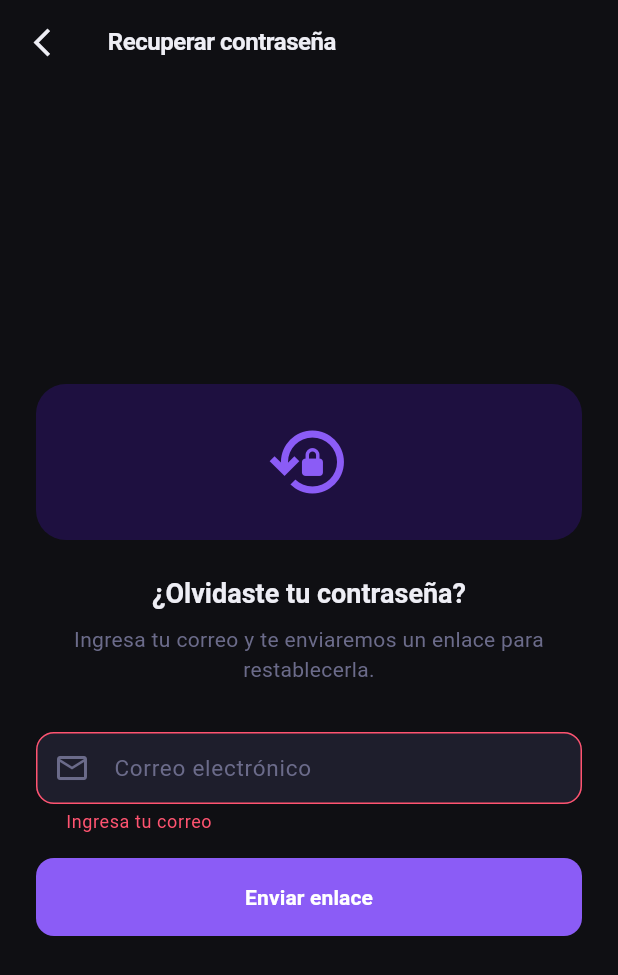
After one commit to savelasquezs/delivery_app, a Flutter app: the ForgotPasswordScreen screen opened by its route, after a tap on "Enviar enlace", on a phone screen of 412 x 824 dp. The commit adds this screen. Shown: the top 975 px of the screen. Run offline on Flutter 3.47's test engine with Material 3 defaults, Android fonts, the phone set to English and light mode, and no system bars; our stand-ins replace dio, firebase_core, firebase_messaging, flutter_dotenv, flutter_local_notifications, flutter_map and 6 more; missing offline and left inert: flutter_foreground_task, signalr_netcore; accounts and stored records are empty; network calls fail.

Commit message:
Add forgot password functionality and update UI components
- Introduced a new API constant for the forgot password endpoint in api_constants.dart.
- Added a route for the forgot password screen in app_router.dart.
- Implemented the forgot password method in auth_repository.dart to handle email submissions.
- Updated the login screen to include a button for navigating to the forgot password screen and adjusted the app logo size for better visibility.

```diff
--- a/lib/core/api/api_constants.dart
+++ b/lib/core/api/api_constants.dart
@@ -15,6 +15,7 @@ abstract class ApiConstants {
   static const String login = '/auth/login';
   static const String refresh = '/auth/refresh';
   static const String logout = '/auth/logout';
+  static const String forgotPassword = '/auth/forgot-password';
 
   // Orders delivery
   static const String deliveryAvailable = '/orders/delivery/available';
--- a/lib/core/router/app_router.dart
+++ b/lib/core/router/app_router.dart
@@ -2,11 +2,13 @@ import 'package:flutter/material.dart';
 import 'package:flutter_riverpod/flutter_riverpod.dart';
 import 'package:go_router/go_router.dart';
 import '../../features/auth/presentation/auth_notifier.dart';
+import '../../features/auth/presentation/forgot_password_screen.dart';
 import '../../features/auth/presentation/login_screen.dart';
 import '../../features/home/home_screen.dart';
 
 const _routeLogin = '/login';
 const _routeHome = '/';
+const routeForgotPassword = '/forgot-password';
 
 final appRouterProvider = Provider<GoRouter>((ref) {
   final authState = ref.watch(authNotifierProvider);
@@ -33,6 +35,10 @@ final appRouterProvider = Provider<GoRouter>((ref) {
         path: _routeLogin,
         builder: (_, __) => const LoginScreen(),
       ),
+      GoRoute(
+        path: routeForgotPassword,
+        builder: (_, __) => const ForgotPasswordScreen(),
+      ),
     ],
     errorBuilder: (_, state) => Scaffold(
       backgroundColor: const Color(0xFF121212),
--- a/lib/core/widgets/app_logo.dart
+++ b/lib/core/widgets/app_logo.dart
@@ -21,7 +21,7 @@ class AppLogo extends StatelessWidget {
           'assets/images/favicon.png',
           width: size,
           height: size,
-          fit: BoxFit.cover,
+          fit: BoxFit.contain,
           errorBuilder: (_, __, ___) => Icon(
             Icons.delivery_dining,
             size: size * 0.6,
--- /dev/null
+++ b/lib/features/auth/presentation/forgot_password_screen.dart
@@ -0,0 +1,234 @@
+import 'package:flutter/material.dart';
+import 'package:flutter_riverpod/flutter_riverpod.dart';
+import 'package:go_router/go_router.dart';
+import '../../../core/theme/app_colors.dart';
+import '../../../core/theme/app_theme.dart';
+import '../data/auth_repository.dart';
+import '../../../core/api/api_exception.dart';
+
+class ForgotPasswordScreen extends ConsumerStatefulWidget {
+  const ForgotPasswordScreen({super.key});
+
+  @override
+  ConsumerState<ForgotPasswordScreen> createState() =>
+      _ForgotPasswordScreenState();
+}
+
+class _ForgotPasswordScreenState extends ConsumerState<ForgotPasswordScreen> {
+  final _formKey = GlobalKey<FormState>();
+  final _emailController = TextEditingController();
+  bool _isLoading = false;
+  bool _sent = false;
+  String? _error;
+
+  @override
+  void dispose() {
+    _emailController.dispose();
+    super.dispose();
+  }
+
+  Future<void> _submit() async {
+    if (!_formKey.currentState!.validate()) return;
+    setState(() {
+      _isLoading = true;
+      _error = null;
+    });
+    try {
+      await ref
+          .read(authRepositoryProvider)
+          .forgotPassword(_emailController.text.trim());
+      if (mounted) setState(() => _sent = true);
+    } on ApiException catch (e) {
+      if (mounted) setState(() => _error = e.message);
+    } catch (e) {
+      if (mounted) setState(() => _error = e.toString());
+    } finally {
+      if (mounted) setState(() => _isLoading = false);
+    }
+  }
+
+  @override
+  Widget build(BuildContext context) {
+    return Scaffold(
+      backgroundColor: AppColors.background,
+      appBar: AppBar(
+        backgroundColor: AppColors.background,
+        elevation: 0,
+        leading: IconButton(
+          icon: const Icon(Icons.arrow_back_ios_new, color: AppColors.onBackground),
+          onPressed: () => context.pop(),
+        ),
+        title: const Text(
+          'Recuperar contraseña',
+          style: TextStyle(color: AppColors.onBackground, fontSize: 16),
+        ),
+      ),
+      body: SafeArea(
+        child: Center(
+          child: SingleChildScrollView(
+            padding: const EdgeInsets.all(AppTheme.spacingLg),
+            child: ConstrainedBox(
+              constraints: const BoxConstraints(maxWidth: 400),
+              child: _sent ? _buildSuccess() : _buildForm(),
+            ),
+          ),
+        ),
+      ),
+    );
+  }
+
+  Widget _buildForm() {
+    return Column(
+      crossAxisAlignment: CrossAxisAlignment.stretch,
+      children: [
+        Container(
+          padding: const EdgeInsets.all(AppTheme.spacingLg),
+          decoration: BoxDecoration(
+            color: AppColors.primaryContainer,
+            borderRadius: BorderRadius.circular(AppTheme.radiusLg),
+          ),
+          child: const Icon(
+            Icons.lock_reset_outlined,
+            size: 56,
+            color: AppColors.primary,
+          ),
+        ),
+        const SizedBox(height: AppTheme.spacingLg),
+        Text(
+          '¿Olvidaste tu contraseña?',
+          textAlign: TextAlign.center,
+          style: Theme.of(context).textTheme.headlineSmall?.copyWith(
+                color: AppColors.onBackground,
+                fontWeight: FontWeight.bold,
+              ),
+        ),
+        const SizedBox(height: AppTheme.spacingSm),
+        Text(
+          'Ingresa tu correo y te enviaremos un enlace para restablecerla.',
+          textAlign: TextAlign.center,
+          style: Theme.of(context).textTheme.bodyMedium?.copyWith(
+                color: AppColors.hint,
+              ),
+        ),
+        const SizedBox(height: AppTheme.spacingXl),
+        Form(
+          key: _formKey,
+          child: Column(
+            crossAxisAlignment: CrossAxisAlignment.stretch,
+            children: [
+              TextFormField(
+                controller: _emailController,
+                keyboardType: TextInputType.emailAddress,
+                textInputAction: TextInputAction.done,
+                onFieldSubmitted: (_) => _submit(),
+                style: const TextStyle(color: AppColors.onBackground),
+                decoration: const InputDecoration(
+                  labelText: 'Correo electrónico',
+                  labelStyle: TextStyle(color: AppColors.hint),
+                  prefixIcon:
+                      Icon(Icons.email_outlined, color: AppColors.hint),
+                ),
+                validator: (value) {
+                  if (value == null || value.trim().isEmpty) {
+                    return 'Ingresa tu correo';
+                  }
+                  if (!value.contains('@')) return 'Correo inválido';
+                  return null;
+                },
+              ),
+              const SizedBox(height: AppTheme.spacingMd),
+              if (_error != null) ...[
+                Container(
+                  padding: const EdgeInsets.all(AppTheme.spacingMd),
+                  decoration: BoxDecoration(
+                    color: AppColors.error.withValues(alpha: 0.1),
+                    borderRadius:
+                        BorderRadius.circular(AppTheme.radiusMd),
+                    border: Border.all(
+                        color: AppColors.error.withValues(alpha: 0.3)),
+                  ),
+                  child: Row(
+                    children: [
+                      const Icon(Icons.error_outline,
+                          color: AppColors.error, size: 18),
+                      const SizedBox(width: AppTheme.spacingSm),
+                      Expanded(
+                        child: Text(
+                          _error!,
+                          style: const TextStyle(
+                              color: AppColors.error, fontSize: 13),
+                        ),
+                      ),
+                    ],
+                  ),
+                ),
+                const SizedBox(height: AppTheme.spacingMd),
+              ],
+              SizedBox(
+                height: 52,
+                child: ElevatedButton(
+                  onPressed: _isLoading ? null : _submit,
+                  child: _isLoading
+                      ? const SizedBox(
+                          width: 20,
+                          height: 20,
+                          child: CircularProgressIndicator(
+                            strokeWidth: 2,
+                            color: AppColors.onPrimary,
+                          ),
+                        )
+                      : const Text('Enviar enlace'),
+                ),
+              ),
+            ],
+          ),
+        ),
+      ],
+    );
+  }
+
+  Widget _buildSuccess() {
+    return Column(
+      crossAxisAlignment: CrossAxisAlignment.stretch,
+      children: [
+        Container(
+          padding: const EdgeInsets.all(AppTheme.spacingLg),
+          decoration: BoxDecoration(
+            color: AppColors.accentContainer,
+            borderRadius: BorderRadius.circular(AppTheme.radiusLg),
+          ),
+          child: const Icon(
+            Icons.mark_email_read_outlined,
+            size: 56,
+            color: AppColors.accent,
+          ),
+        ),
+        const SizedBox(height: AppTheme.spacingLg),
+        Text(
+          '¡Correo enviado!',
+          textAlign: TextAlign.center,
+          style: Theme.of(context).textTheme.headlineSmall?.copyWith(
+                color: AppColors.onBackground,
+                fontWeight: FontWeight.bold,
+              ),
+        ),
+        const SizedBox(height: AppTheme.spacingSm),
+        Text(
+          'Revisa tu bandeja de entrada y sigue las instrucciones para restablecer tu contraseña.',
+          textAlign: TextAlign.center,
+          style: Theme.of(context).textTheme.bodyMedium?.copyWith(
+                color: AppColors.hint,
+              ),
+        ),
+        const SizedBox(height: AppTheme.spacingXl),
+        SizedBox(
+          height: 52,
+          child: ElevatedButton(
+            onPressed: () => context.pop(),
+            child: const Text('Volver al inicio de sesión'),
+          ),
+        ),
+      ],
+    );
+  }
+}
```
Also changed, not shown: lib/features/auth/data/auth_repository.dart (+14 -0 lines), lib/features/auth/presentation/login_screen.dart (+20 -1 lines).
